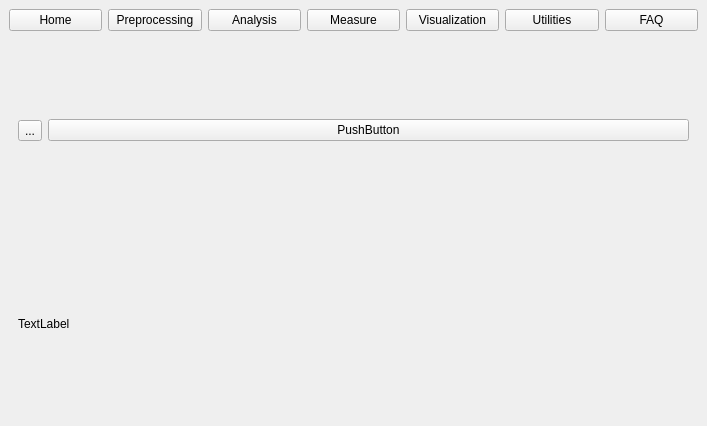
Old version of the form app/view/ventana_principal.ui in the repository GAMMA-BOARD-FTD-PACC/gamma-lab-desktop-app.
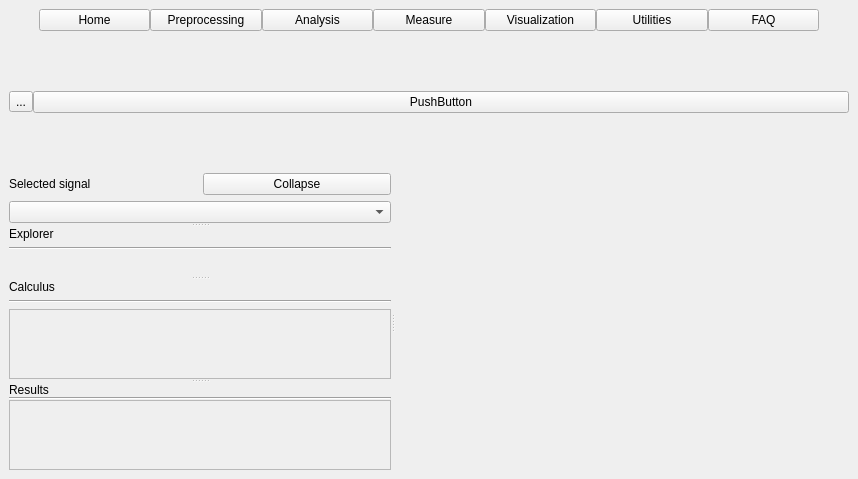
New version of the form.

Commit message: Desing: of lateral exploter at main window

The edit to the form file:
```diff
--- a/app/view/ventana_principal.ui
+++ b/app/view/ventana_principal.ui
@@ -6,8 +6,8 @@
    <rect>
     <x>0</x>
     <y>0</y>
-    <width>707</width>
-    <height>426</height>
+    <width>858</width>
+    <height>479</height>
    </rect>
   </property>
   <property name="windowTitle">
@@ -20,9 +20,35 @@
    <string notr="true"/>
   </property>
   <widget class="QWidget" name="centralwidget">
-   <layout class="QVBoxLayout" name="verticalLayout_2">
+   <property name="sizePolicy">
+    <sizepolicy hsizetype="Expanding" vsizetype="Expanding">
+     <horstretch>0</horstretch>
+     <verstretch>0</verstretch>
+    </sizepolicy>
+   </property>
+   <layout class="QVBoxLayout" name="verticalLayout_6">
+    <item>
+     <layout class="QVBoxLayout" name="verticalLayout">
+      <property name="spacing">
+       <number>0</number>
+      </property>
+      <property name="sizeConstraint">
+       <enum>QLayout::SetDefaultConstraint</enum>
+      </property>
     <item>
      <layout class="QHBoxLayout" name="horizontalLayout">
+        <property name="spacing">
+         <number>0</number>
+        </property>
+        <property name="leftMargin">
+         <number>30</number>
+        </property>
+        <property name="topMargin">
+         <number>0</number>
+        </property>
+        <property name="rightMargin">
+         <number>30</number>
+        </property>
       <item>
        <widget class="QPushButton" name="bnt_home">
         <property name="text">
@@ -77,6 +103,21 @@
     <item>
      <widget class="QWidget" name="buttonContainer" native="true">
       <layout class="QHBoxLayout" name="horizontalLayout_2">
+         <property name="spacing">
+          <number>0</number>
+         </property>
+         <property name="leftMargin">
+          <number>0</number>
+         </property>
+         <property name="topMargin">
+          <number>0</number>
+         </property>
+         <property name="rightMargin">
+          <number>0</number>
+         </property>
+         <property name="bottomMargin">
+          <number>0</number>
+         </property>
        <item>
         <widget class="QToolButton" name="toolButton">
          <property name="text">
@@ -95,17 +136,186 @@
      </widget>
     </item>
     <item>
-     <widget class="QWidget" name="workspace" native="true">
-      <layout class="QVBoxLayout" name="verticalLayout">
+       <widget class="QSplitter" name="splitter_3">
+        <property name="orientation">
+         <enum>Qt::Horizontal</enum>
+        </property>
+        <widget class="QWidget" name="widget_3" native="true">
+         <layout class="QVBoxLayout" name="verticalLayout_7">
+          <item>
+           <widget class="QSplitter" name="splitter">
+            <property name="orientation">
+             <enum>Qt::Vertical</enum>
+            </property>
+            <widget class="QWidget" name="">
+             <layout class="QVBoxLayout" name="verticalLayout_4">
+              <property name="sizeConstraint">
+               <enum>QLayout::SetMinimumSize</enum>
+              </property>
+              <item>
+               <layout class="QHBoxLayout" name="horizontalLayout_4">
+                <property name="sizeConstraint">
+                 <enum>QLayout::SetMinimumSize</enum>
+                </property>
+                <item>
+                 <widget class="QLabel" name="label_4">
+                  <property name="text">
+                   <string>Selected signal</string>
+                  </property>
+                 </widget>
+                </item>
+                <item>
+                 <widget class="QPushButton" name="pushButton_2">
+                  <property name="text">
+                   <string>Collapse</string>
+                  </property>
+                 </widget>
+                </item>
+               </layout>
+              </item>
+              <item>
+               <widget class="QComboBox" name="comboBox"/>
+              </item>
+             </layout>
+            </widget>
+            <widget class="QWidget" name="">
+             <layout class="QVBoxLayout" name="verticalLayout_5">
+              <item>
+               <layout class="QHBoxLayout" name="horizontalLayout_3">
        <item>
         <widget class="QLabel" name="label">
          <property name="text">
-          <string>TextLabel</string>
+                   <string>Explorer</string>
          </property>
         </widget>
        </item>
       </layout>
-     </widget>
+              </item>
+              <item>
+               <widget class="Line" name="line_3">
+                <property name="orientation">
+                 <enum>Qt::Horizontal</enum>
+                </property>
+               </widget>
+              </item>
+              <item>
+               <widget class="QWidget" name="widget" native="true">
+                <property name="sizePolicy">
+                 <sizepolicy hsizetype="Expanding" vsizetype="Expanding">
+                  <horstretch>0</horstretch>
+                  <verstretch>0</verstretch>
+                 </sizepolicy>
+                </property>
+                <property name="minimumSize">
+                 <size>
+                  <width>0</width>
+                  <height>20</height>
+                 </size>
+                </property>
+               </widget>
+              </item>
+             </layout>
+            </widget>
+            <widget class="QWidget" name="">
+             <layout class="QVBoxLayout" name="verticalLayout_2">
+              <item>
+               <widget class="QLabel" name="label_2">
+                <property name="text">
+                 <string>Calculus</string>
+                </property>
+               </widget>
+              </item>
+              <item>
+               <widget class="Line" name="line">
+                <property name="orientation">
+                 <enum>Qt::Horizontal</enum>
+                </property>
+               </widget>
+              </item>
+              <item>
+               <widget class="QScrollArea" name="scrollArea_2">
+                <property name="sizePolicy">
+                 <sizepolicy hsizetype="Expanding" vsizetype="Expanding">
+                  <horstretch>0</horstretch>
+                  <verstretch>0</verstretch>
+                 </sizepolicy>
+                </property>
+                <property name="widgetResizable">
+                 <bool>true</bool>
+                </property>
+                <widget class="QWidget" name="scrollAreaWidgetContents_2">
+                 <property name="geometry">
+                  <rect>
+                   <x>0</x>
+                   <y>0</y>
+                   <width>225</width>
+                   <height>69</height>
+                  </rect>
+                 </property>
+                </widget>
+               </widget>
+              </item>
+             </layout>
+            </widget>
+            <widget class="QWidget" name="">
+             <layout class="QVBoxLayout" name="verticalLayout_3">
+              <property name="spacing">
+               <number>0</number>
+              </property>
+              <item>
+               <widget class="QLabel" name="label_3">
+                <property name="text">
+                 <string>Results</string>
+                </property>
+               </widget>
+              </item>
+              <item>
+               <widget class="Line" name="line_2">
+                <property name="orientation">
+                 <enum>Qt::Horizontal</enum>
+                </property>
+               </widget>
+              </item>
+              <item>
+               <widget class="QScrollArea" name="scrollArea">
+                <property name="sizePolicy">
+                 <sizepolicy hsizetype="Expanding" vsizetype="Expanding">
+                  <horstretch>0</horstretch>
+                  <verstretch>0</verstretch>
+                 </sizepolicy>
+                </property>
+                <property name="widgetResizable">
+                 <bool>true</bool>
+                </property>
+                <widget class="QWidget" name="scrollAreaWidgetContents">
+                 <property name="geometry">
+                  <rect>
+                   <x>0</x>
+                   <y>0</y>
+                   <width>225</width>
+                   <height>75</height>
+                  </rect>
+                 </property>
+                </widget>
+               </widget>
+              </item>
+             </layout>
+            </widget>
+           </widget>
+          </item>
+         </layout>
+        </widget>
+        <widget class="QWidget" name="workspace" native="true">
+         <property name="minimumSize">
+          <size>
+           <width>200</width>
+           <height>0</height>
+          </size>
+         </property>
+        </widget>
+       </widget>
+      </item>
+     </layout>
     </item>
    </layout>
   </widget>
```
Lines whose indentation alone changed are shown as unchanged. The commit also changes 2 other files.
